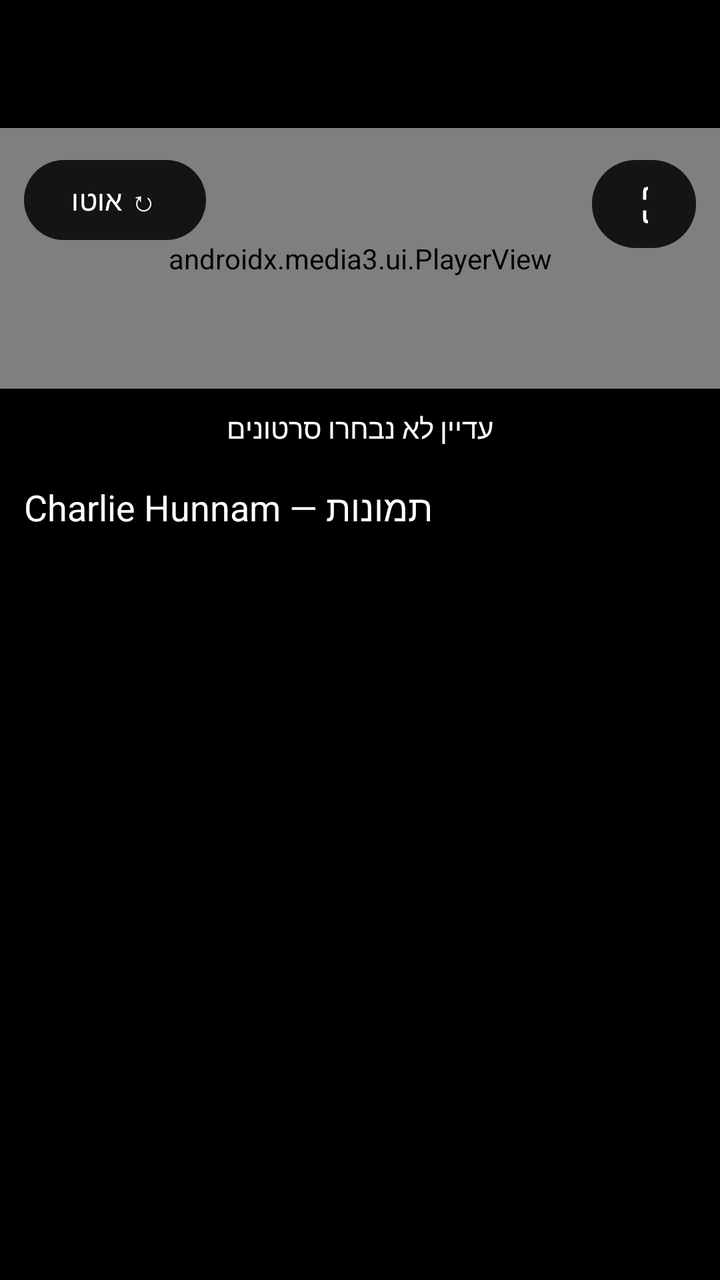
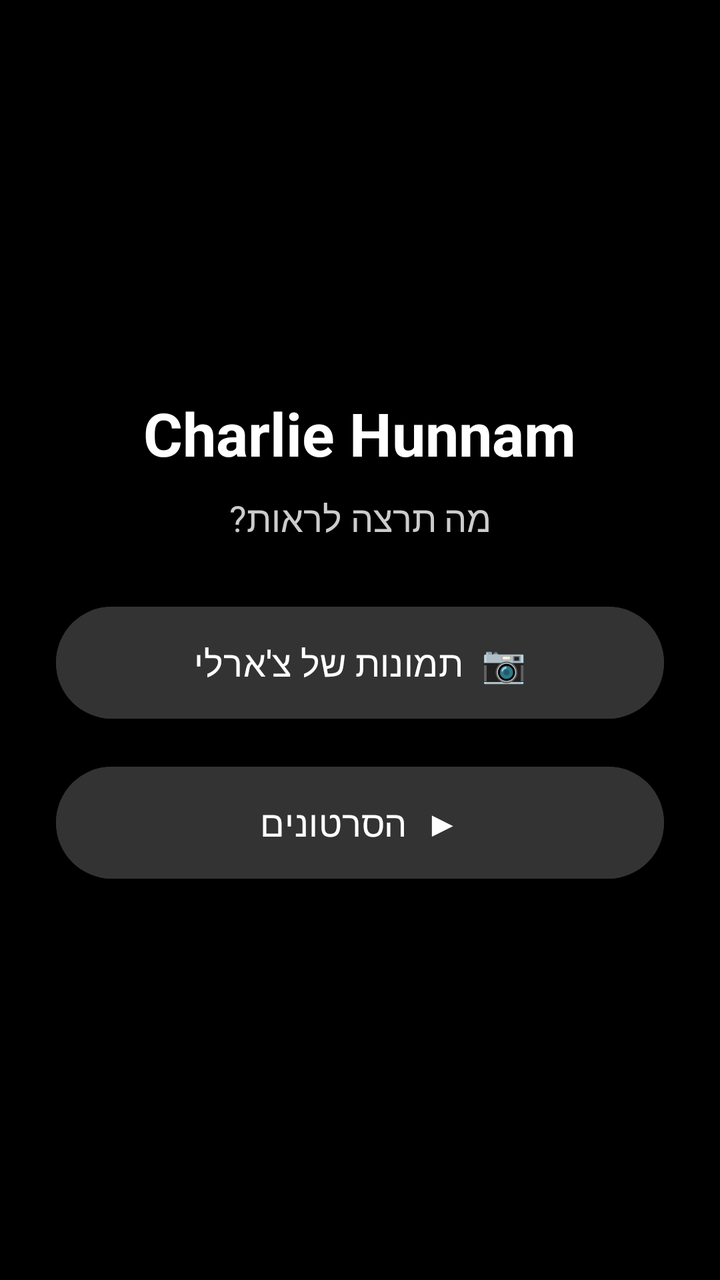

Screens rendered from an Android XML layout before and after an edit, with the pre-edit source and the edit as a unified diff.
<!-- AndroidManifest.xml: application theme Theme.VideoPlayer -->
<!-- res/layout/activity_main.xml -->
<?xml version="1.0" encoding="utf-8"?>
<LinearLayout xmlns:android="http://schemas.android.com/apk/res/android"
    android:layout_width="match_parent" android:layout_height="match_parent"
    android:orientation="vertical" android:background="#000000">

    <com.google.android.material.appbar.MaterialToolbar
        android:id="@+id/toolbar" android:layout_width="match_parent"
        android:layout_height="?attr/actionBarSize" android:title="Video Player"
        android:titleTextColor="#FFFFFF"/>

    <FrameLayout
        android:layout_width="match_parent"
        android:layout_height="0dp"
        android:layout_weight="1">

        <androidx.media3.ui.PlayerView
            android:id="@+id/playerView" android:layout_width="match_parent"
            android:layout_height="match_parent" android:keepScreenOn="true"/>

        <Button
            android:id="@+id/fullscreenButton"
            android:layout_width="52dp"
            android:layout_height="52dp"
            android:layout_gravity="top|end"
            android:layout_margin="12dp"
            android:text="⛶"
            android:textSize="24sp"
            android:textColor="#FFFFFF"
            android:backgroundTint="#99000000"
            android:contentDescription="מסך מלא"/>

        <Button
            android:id="@+id/rotateButton"
            android:layout_width="wrap_content"
            android:layout_height="48dp"
            android:layout_gravity="top|start"
            android:layout_margin="12dp"
            android:text="↻ אוטו"
            android:textColor="#FFFFFF"
            android:backgroundTint="#99000000"
            android:contentDescription="סיבוב מסך"/>
    </FrameLayout>

    <TextView
        android:id="@+id/emptyText" android:layout_width="match_parent"
        android:layout_height="wrap_content" android:gravity="center"
        android:padding="10dp" android:text="@string/empty_playlist"
        android:textColor="#FFFFFF"/>

    <TextView
        android:id="@+id/photoTitle"
        android:layout_width="match_parent" android:layout_height="wrap_content"
        android:paddingStart="12dp" android:paddingTop="8dp" android:paddingBottom="4dp"
        android:text="Charlie Hunnam — תמונות"
        android:textColor="#FFFFFF" android:textSize="18sp"/>

    <androidx.recyclerview.widget.RecyclerView
        android:id="@+id/photoGallery" android:layout_width="match_parent"
        android:layout_height="220dp" android:padding="4dp"/>

    <androidx.recyclerview.widget.RecyclerView
        android:id="@+id/playlist" android:layout_width="match_parent"
        android:layout_height="150dp" android:padding="8dp"/>
</LinearLayout>
<!-- resources referenced by this layout -->
<resources>
  <string name="empty_playlist">עדיין לא נבחרו סרטונים</string>
  <style name="Theme.VideoPlayer" parent="Theme.Material3.DayNight.NoActionBar" />
</resources>

<!-- the commit's change to res/layout/activity_main.xml (unified diff, before → after) -->
@@ -1,64 +1,134 @@
 <?xml version="1.0" encoding="utf-8"?>
-<LinearLayout xmlns:android="http://schemas.android.com/apk/res/android"
-    android:layout_width="match_parent" android:layout_height="match_parent"
-    android:orientation="vertical" android:background="#000000">
+<FrameLayout xmlns:android="http://schemas.android.com/apk/res/android"
+    android:layout_width="match_parent"
+    android:layout_height="match_parent"
+    android:background="#000000">
 
-    <com.google.android.material.appbar.MaterialToolbar
-        android:id="@+id/toolbar" android:layout_width="match_parent"
-        android:layout_height="?attr/actionBarSize" android:title="Video Player"
-        android:titleTextColor="#FFFFFF"/>
+    <LinearLayout
+        android:id="@+id/contentScreen"
+        android:layout_width="match_parent"
+        android:layout_height="match_parent"
+        android:orientation="vertical"
+        android:visibility="gone">
 
-    <FrameLayout
+        <com.google.android.material.appbar.MaterialToolbar
+            android:id="@+id/toolbar"
+            android:layout_width="match_parent"
+            android:layout_height="?attr/actionBarSize"
+            android:title="Charlie Hunnam"
+            android:titleTextColor="#FFFFFF" />
+
+        <FrameLayout
+            android:id="@+id/videoSection"
+            android:layout_width="match_parent"
+            android:layout_height="0dp"
+            android:layout_weight="1">
+
+            <androidx.media3.ui.PlayerView
+                android:id="@+id/playerView"
+                android:layout_width="match_parent"
+                android:layout_height="match_parent"
+                android:keepScreenOn="true" />
+
+            <Button
+                android:id="@+id/fullscreenButton"
+                android:layout_width="52dp"
+                android:layout_height="52dp"
+                android:layout_gravity="top|end"
+                android:layout_margin="12dp"
+                android:text="⛶"
+                android:textSize="24sp"
+                android:textColor="#FFFFFF"
+                android:backgroundTint="#99000000"
+                android:contentDescription="מסך מלא" />
+
+            <Button
+                android:id="@+id/rotateButton"
+                android:layout_width="wrap_content"
+                android:layout_height="48dp"
+                android:layout_gravity="top|start"
+                android:layout_margin="12dp"
+                android:text="↻ אוטו"
+                android:textColor="#FFFFFF"
+                android:backgroundTint="#99000000"
+                android:contentDescription="סיבוב מסך" />
+        </FrameLayout>
+
+        <TextView
+            android:id="@+id/emptyText"
+            android:layout_width="match_parent"
+            android:layout_height="wrap_content"
+            android:gravity="center"
+            android:padding="10dp"
+            android:text="@string/empty_playlist"
+            android:textColor="#FFFFFF" />
+
+        <TextView
+            android:id="@+id/photoTitle"
+            android:layout_width="match_parent"
+            android:layout_height="wrap_content"
+            android:paddingStart="12dp"
+            android:paddingTop="8dp"
+            android:paddingBottom="4dp"
+            android:text="Charlie Hunnam — תמונות"
+            android:textColor="#FFFFFF"
+            android:textSize="18sp" />
+
+        <androidx.recyclerview.widget.RecyclerView
+            android:id="@+id/photoGallery"
+            android:layout_width="match_parent"
+            android:layout_height="220dp"
+            android:padding="4dp" />
+
+        <androidx.recyclerview.widget.RecyclerView
+            android:id="@+id/playlist"
+            android:layout_width="match_parent"
+            android:layout_height="150dp"
+            android:padding="8dp" />
+    </LinearLayout>
+
+    <LinearLayout
+        android:id="@+id/homeScreen"
         android:layout_width="match_parent"
-        android:layout_height="0dp"
-        android:layout_weight="1">
+        android:layout_height="match_parent"
+        android:orientation="vertical"
+        android:gravity="center"
+        android:padding="28dp">
 
-        <androidx.media3.ui.PlayerView
-            android:id="@+id/playerView" android:layout_width="match_parent"
-            android:layout_height="match_parent" android:keepScreenOn="true"/>
+        <TextView
+            android:layout_width="wrap_content"
+            android:layout_height="wrap_content"
+            android:text="Charlie Hunnam"
+            android:textColor="#FFFFFF"
+            android:textSize="30sp"
+            android:textStyle="bold"
+            android:layout_marginBottom="10dp" />
+
+        <TextView
+            android:layout_width="wrap_content"
+            android:layout_height="wrap_content"
+            android:text="מה תרצה לראות?"
+            android:textColor="#CCCCCC"
+            android:textSize="18sp"
+            android:layout_marginBottom="28dp" />
 
         <Button
-            android:id="@+id/fullscreenButton"
-            android:layout_width="52dp"
-            android:layout_height="52dp"
-            android:layout_gravity="top|end"
-            android:layout_margin="12dp"
-            android:text="⛶"
-            android:textSize="24sp"
+            android:id="@+id/photosOption"
+            android:layout_width="match_parent"
+            android:layout_height="64dp"
+            android:text="📷  תמונות של צ'ארלי"
+            android:textSize="18sp"
             android:textColor="#FFFFFF"
-            android:backgroundTint="#99000000"
-            android:contentDescription="מסך מלא"/>
+            android:backgroundTint="#333333" />
 
         <Button
-            android:id="@+id/rotateButton"
-            android:layout_width="wrap_content"
-            android:layout_height="48dp"
-            android:layout_gravity="top|start"
-            android:layout_margin="12dp"
-            android:text="↻ אוטו"
+            android:id="@+id/videosOption"
+            android:layout_width="match_parent"
+            android:layout_height="64dp"
+            android:layout_marginTop="16dp"
+            android:text="▶  הסרטונים"
+            android:textSize="18sp"
             android:textColor="#FFFFFF"
-            android:backgroundTint="#99000000"
-            android:contentDescription="סיבוב מסך"/>
-    </FrameLayout>
-
-    <TextView
-        android:id="@+id/emptyText" android:layout_width="match_parent"
-        android:layout_height="wrap_content" android:gravity="center"
-        android:padding="10dp" android:text="@string/empty_playlist"
-        android:textColor="#FFFFFF"/>
-
-    <TextView
-        android:id="@+id/photoTitle"
-        android:layout_width="match_parent" android:layout_height="wrap_content"
-        android:paddingStart="12dp" android:paddingTop="8dp" android:paddingBottom="4dp"
-        android:text="Charlie Hunnam — תמונות"
-        android:textColor="#FFFFFF" android:textSize="18sp"/>
-
-    <androidx.recyclerview.widget.RecyclerView
-        android:id="@+id/photoGallery" android:layout_width="match_parent"
-        android:layout_height="220dp" android:padding="4dp"/>
-
-    <androidx.recyclerview.widget.RecyclerView
-        android:id="@+id/playlist" android:layout_width="match_parent"
-        android:layout_height="150dp" android:padding="8dp"/>
-</LinearLayout>
+            android:backgroundTint="#333333" />
+    </LinearLayout>
+</FrameLayout>
